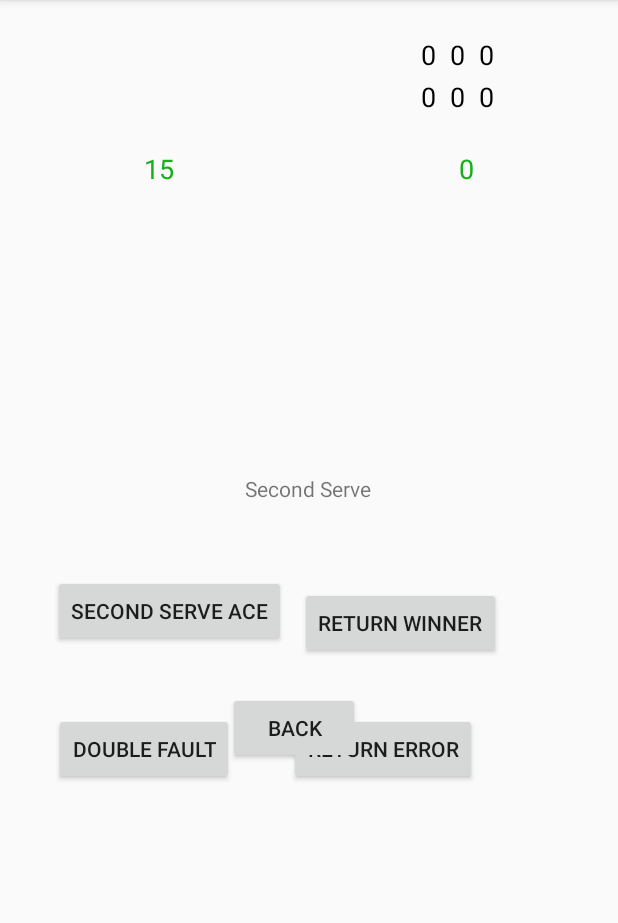
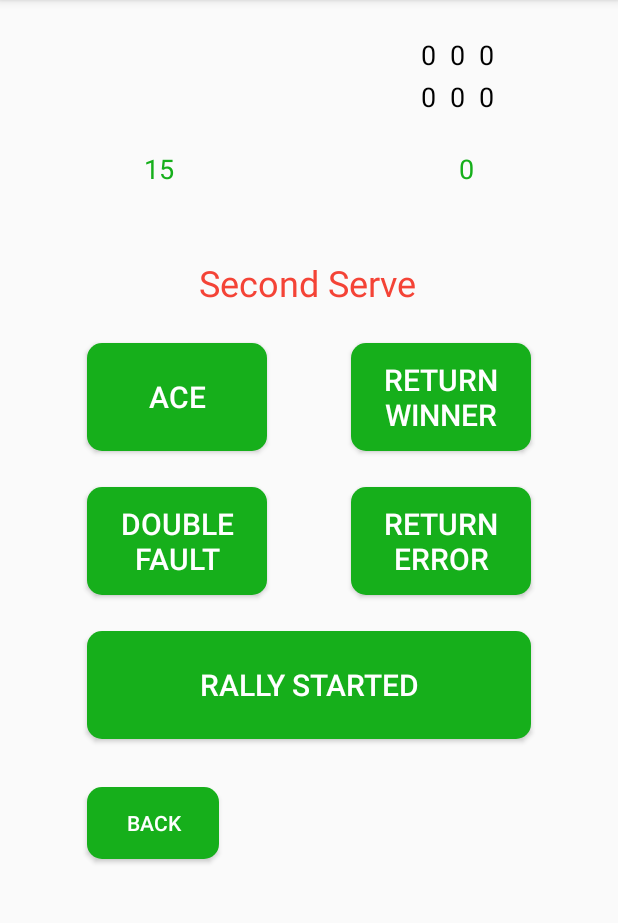
Before and after one commit to Naevin/TennisStats, an Android app: the fragment SecondServeFragment placed in its activity, on a phone screen of 412 x 824 dp, the part 84-1007 px from its top. Run offline under Robolectric (Android 15) with nearby library versions, the phone set to English and light mode, and no system bars.

Commit message:
updated design of rally started and double fault pages

```diff
--- /dev/null
+++ b/app/src/main/res/drawable/button_rounded.xml
@@ -0,0 +1,6 @@
+<?xml version="1.0" encoding="utf-8"?>
+<shape xmlns:android="http://schemas.android.com/apk/res/android"
+    android:shape="rectangle">
+    <solid android:color="@color/colorPrimary" />
+    <corners android:radius="10dp" />
+</shape>
--- a/app/src/main/res/layout/fragment_second_serve.xml
+++ b/app/src/main/res/layout/fragment_second_serve.xml
@@ -15,81 +15,90 @@
         android:layout_height="wrap_content"
         android:layout_marginStart="8dp"
         android:layout_marginLeft="8dp"
-        android:layout_marginTop="160dp"
+        android:layout_marginTop="24dp"
         android:layout_marginEnd="8dp"
         android:layout_marginRight="8dp"
-        android:layout_marginBottom="8dp"
         android:text="Second Serve"
-        app:layout_constraintBottom_toBottomOf="parent"
+        android:textColor="#F44336"
+        android:textSize="24sp"
         app:layout_constraintEnd_toEndOf="parent"
         app:layout_constraintHorizontal_bias="0.498"
         app:layout_constraintStart_toStartOf="parent"
-        app:layout_constraintTop_toTopOf="parent"
-        app:layout_constraintVertical_bias="0.023" />
+        app:layout_constraintTop_toTopOf="parent" />
 
     <Button
         android:id="@+id/secondServeAce"
-        android:layout_width="wrap_content"
-        android:layout_height="wrap_content"
-        android:layout_marginStart="8dp"
-        android:layout_marginLeft="8dp"
-        android:layout_marginTop="48dp"
-        android:layout_marginEnd="8dp"
-        android:layout_marginRight="8dp"
-        android:text="Second Serve Ace"
-        app:layout_constraintEnd_toStartOf="@+id/returnWinnerSSButton"
+        android:layout_width="120dp"
+        android:layout_height="72dp"
+        android:layout_marginStart="32dp"
+        android:layout_marginLeft="24dp"
+        android:layout_marginTop="24dp"
+        android:background="@drawable/button_rounded"
+        android:padding="10dp"
+        android:text="Ace"
+        android:textColor="@android:color/white"
+        android:textSize="20sp"
         app:layout_constraintStart_toStartOf="parent"
         app:layout_constraintTop_toBottomOf="@+id/secondServeTitle" />
 
     <Button
         android:id="@+id/doubleFaultButton"
-        android:layout_width="wrap_content"
-        android:layout_height="wrap_content"
-        android:layout_marginStart="8dp"
-        android:layout_marginLeft="8dp"
-        android:layout_marginTop="44dp"
-        android:layout_marginEnd="36dp"
-        android:layout_marginRight="36dp"
-        android:text="Double Fault"
-        app:layout_constraintEnd_toStartOf="@+id/returnErrorSSButton"
-        app:layout_constraintHorizontal_bias="0.651"
+        android:layout_width="120dp"
+        android:layout_height="72dp"
+        android:layout_marginStart="32dp"
+        android:layout_marginLeft="24dp"
+        android:layout_marginTop="24dp"
+        android:background="@drawable/button_rounded"
+        android:padding="10dp"
+        android:text="Double\nFault"
+        android:textColor="@android:color/white"
+        android:textSize="20sp"
         app:layout_constraintStart_toStartOf="parent"
         app:layout_constraintTop_toBottomOf="@+id/secondServeAce" />
 
     <Button
         android:id="@+id/returnWinnerSSButton"
-        android:layout_width="wrap_content"
-        android:layout_height="wrap_content"
-        android:layout_marginTop="56dp"
-        android:layout_marginEnd="52dp"
-        android:layout_marginRight="52dp"
-        android:text="Return Winner"
+        android:layout_width="120dp"
+        android:layout_height="72dp"
+        android:layout_marginTop="24dp"
+        android:layout_marginEnd="32dp"
+        android:layout_marginRight="24dp"
+        android:background="@drawable/button_rounded"
+        android:padding="10dp"
+        android:text="Return\nWinner"
+        android:textColor="@android:color/white"
+        android:textSize="20sp"
         app:layout_constraintEnd_toEndOf="parent"
         app:layout_constraintTop_toBottomOf="@+id/secondServeTitle" />
 
     <Button
         android:id="@+id/returnErrorSSButton"
-        android:layout_width="wrap_content"
-        android:layout_height="wrap_content"
-        android:layout_marginTop="36dp"
-        android:layout_marginEnd="68dp"
-        android:layout_marginRight="68dp"
-        android:text="Return Error"
+        android:layout_width="120dp"
+        android:layout_height="72dp"
+        android:layout_marginTop="24dp"
+        android:layout_marginEnd="32dp"
+        android:layout_marginRight="24dp"
+        android:background="@drawable/button_rounded"
+        android:padding="10dp"
+        android:text="Return\nError"
+        android:textColor="@android:color/white"
+        android:textSize="20sp"
         app:layout_constraintEnd_toEndOf="parent"
         app:layout_constraintTop_toBottomOf="@+id/returnWinnerSSButton" />
 
     <Button
         android:id="@+id/rallyStartedSSButton"
-        android:layout_width="wrap_content"
-        android:layout_height="wrap_content"
-        android:layout_marginStart="8dp"
-        android:layout_marginLeft="8dp"
-        android:layout_marginTop="8dp"
-        android:layout_marginEnd="8dp"
-        android:layout_marginRight="8dp"
-        android:layout_marginBottom="286dp"
+        android:layout_width="match_parent"
+        android:layout_height="72dp"
+        android:layout_marginStart="32dp"
+        android:layout_marginLeft="24dp"
+        android:layout_marginTop="24dp"
+        android:layout_marginEnd="32dp"
+        android:layout_marginRight="24dp"
+        android:background="@drawable/button_rounded"
         android:text="Rally Started"
-        app:layout_constraintBottom_toBottomOf="parent"
+        android:textSize="20sp"
+        android:textColor="@android:color/white"
         app:layout_constraintEnd_toEndOf="parent"
         app:layout_constraintHorizontal_bias="0.498"
         app:layout_constraintStart_toStartOf="parent"
@@ -99,17 +108,12 @@
         android:id="@+id/secondServeBackButton"
         android:layout_width="wrap_content"
         android:layout_height="wrap_content"
-        android:layout_marginStart="8dp"
-        android:layout_marginLeft="8dp"
-        android:layout_marginTop="28dp"
-        android:layout_marginEnd="8dp"
-        android:layout_marginRight="8dp"
-        android:layout_marginBottom="8dp"
+        android:layout_marginStart="32dp"
+        android:layout_marginLeft="64dp"
+        android:layout_marginTop="32dp"
+        android:background="@drawable/button_rounded"
         android:text="Back"
-        app:layout_constraintBottom_toBottomOf="parent"
-        app:layout_constraintEnd_toEndOf="parent"
-        app:layout_constraintHorizontal_bias="0.462"
+        android:textColor="@android:color/white"
         app:layout_constraintStart_toStartOf="parent"
-        app:layout_constraintTop_toBottomOf="@+id/rallyStartedSSButton"
-        app:layout_constraintVertical_bias="0.0" />
+        app:layout_constraintTop_toBottomOf="@+id/rallyStartedSSButton" />
 </androidx.constraintlayout.widget.ConstraintLayout>
```
Also changed, not shown: app/src/main/res/layout/activity_main.xml (+4 -4 lines), app/src/main/res/layout/activity_new_match_loading.xml (+8 -1 lines), app/src/main/res/layout/fragment_new_point.xml (+13 -13 lines), app/src/main/res/layout/fragment_rally_started.xml (+51 -55 lines).
